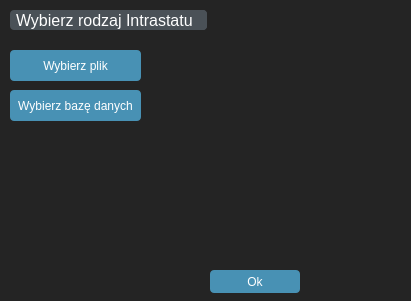
The window that ui/intrastat.ui (Mateusz2734/intrastat-gui) describes before a commit, drawn with Qt 5.
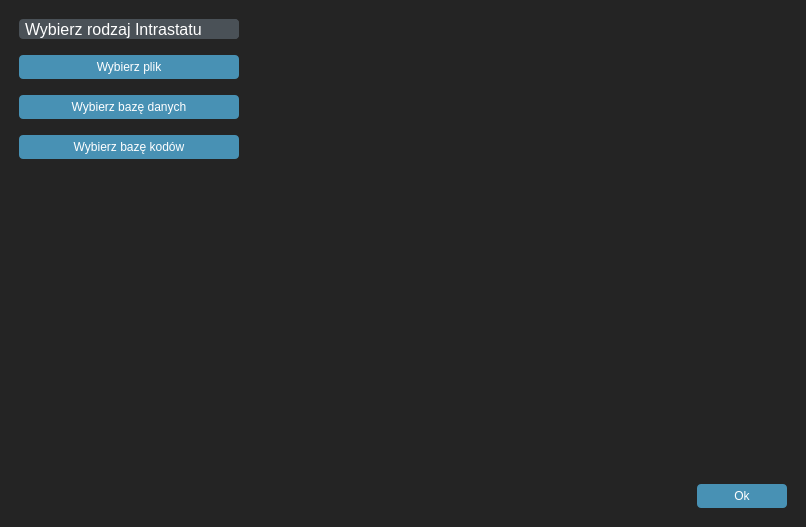
The same window after the commit. Icons and pictures are not drawn.

```diff
--- a/ui/intrastat.ui
+++ b/ui/intrastat.ui
@@ -6,8 +6,8 @@
    <rect>
     <x>0</x>
     <y>0</y>
-    <width>411</width>
-    <height>301</height>
+    <width>806</width>
+    <height>527</height>
    </rect>
   </property>
   <property name="minimumSize">
@@ -1028,15 +1028,78 @@
      <height>300</height>
     </size>
    </property>
+   <layout class="QGridLayout" name="gridLayout">
+    <item row="0" column="0">
+     <layout class="QGridLayout" name="gridLayout" rowstretch="1,1,1,1,1,0" columnstretch="1,1,1,0">
+      <property name="sizeConstraint">
+       <enum>QLayout::SetMinimumSize</enum>
+      </property>
+      <property name="leftMargin">
+       <number>10</number>
+      </property>
+      <property name="topMargin">
+       <number>10</number>
+      </property>
+      <property name="rightMargin">
+       <number>10</number>
+      </property>
+      <property name="bottomMargin">
+       <number>10</number>
+      </property>
+      <property name="horizontalSpacing">
+       <number>6</number>
+      </property>
+      <property name="verticalSpacing">
+       <number>16</number>
+      </property>
+      <item row="5" column="1">
+       <spacer name="horizontalSpacer_3">
+        <property name="orientation">
+         <enum>Qt::Horizontal</enum>
+        </property>
+        <property name="sizeHint" stdset="0">
+         <size>
+          <width>40</width>
+          <height>20</height>
+         </size>
+        </property>
+       </spacer>
+      </item>
+      <item row="4" column="0">
+       <spacer name="verticalSpacer">
+        <property name="orientation">
+         <enum>Qt::Vertical</enum>
+        </property>
+        <property name="sizeHint" stdset="0">
+         <size>
+          <width>20</width>
+          <height>40</height>
+         </size>
+        </property>
+       </spacer>
+      </item>
+      <item row="2" column="0">
+       <widget class="QPushButton" name="choose_db_btn">
+        <property name="text">
+         <string>Wybierz bazę danych</string>
+        </property>
+       </widget>
+      </item>
+      <item row="5" column="2">
+       <spacer name="horizontalSpacer">
+        <property name="orientation">
+         <enum>Qt::Horizontal</enum>
+        </property>
+        <property name="sizeHint" stdset="0">
+         <size>
+          <width>40</width>
+          <height>20</height>
+         </size>
+        </property>
+       </spacer>
+      </item>
+      <item row="0" column="0">
    <widget class="QComboBox" name="intrastat_choose_type">
-    <property name="geometry">
-     <rect>
-      <x>10</x>
-      <y>10</y>
-      <width>200</width>
-      <height>20</height>
-     </rect>
-    </property>
     <property name="font">
      <font>
       <pointsize>12</pointsize>
@@ -1076,71 +1139,65 @@
      </property>
     </item>
    </widget>
-   <widget class="QPushButton" name="choose_db_btn">
-    <property name="geometry">
-     <rect>
-      <x>10</x>
-      <y>90</y>
-      <width>131</width>
-      <height>31</height>
-     </rect>
-    </property>
-    <property name="text">
-     <string>Wybierz bazę danych</string>
-    </property>
-   </widget>
-   <widget class="QLabel" name="choose_db_label">
-    <property name="geometry">
-     <rect>
-      <x>150</x>
-      <y>90</y>
-      <width>251</width>
-      <height>31</height>
-     </rect>
-    </property>
-    <property name="text">
-     <string/>
-    </property>
-   </widget>
+      </item>
+      <item row="1" column="1" colspan="3">
    <widget class="QLabel" name="choose_file_label">
-    <property name="geometry">
-     <rect>
-      <x>150</x>
-      <y>50</y>
-      <width>251</width>
-      <height>31</height>
-     </rect>
-    </property>
     <property name="text">
      <string/>
     </property>
    </widget>
+      </item>
+      <item row="1" column="0">
    <widget class="QPushButton" name="choose_file_btn">
-    <property name="geometry">
-     <rect>
-      <x>10</x>
-      <y>50</y>
-      <width>131</width>
-      <height>31</height>
-     </rect>
-    </property>
     <property name="text">
      <string>Wybierz plik</string>
     </property>
    </widget>
+      </item>
+      <item row="5" column="3">
    <widget class="QPushButton" name="btn_ok">
-    <property name="geometry">
-     <rect>
-      <x>210</x>
-      <y>270</y>
-      <width>90</width>
-      <height>23</height>
-     </rect>
-    </property>
     <property name="text">
      <string>Ok</string>
     </property>
    </widget>
+      </item>
+      <item row="2" column="1" colspan="3">
+       <widget class="QLabel" name="choose_db_label">
+        <property name="text">
+         <string/>
+        </property>
+       </widget>
+      </item>
+      <item row="5" column="0">
+       <spacer name="horizontalSpacer">
+        <property name="orientation">
+         <enum>Qt::Horizontal</enum>
+        </property>
+        <property name="sizeHint" stdset="0">
+         <size>
+          <width>40</width>
+          <height>20</height>
+         </size>
+        </property>
+       </spacer>
+      </item>
+      <item row="3" column="0">
+       <widget class="QPushButton" name="choose_db2_btn">
+        <property name="text">
+         <string>Wybierz bazę kodów</string>
+        </property>
+       </widget>
+      </item>
+      <item row="3" column="1" colspan="3">
+       <widget class="QLabel" name="choose_db2_label">
+        <property name="text">
+         <string/>
+        </property>
+       </widget>
+      </item>
+     </layout>
+    </item>
+   </layout>
   </widget>
  </widget>
  <resources/>
```
Lines whose indentation alone changed are shown as unchanged.
